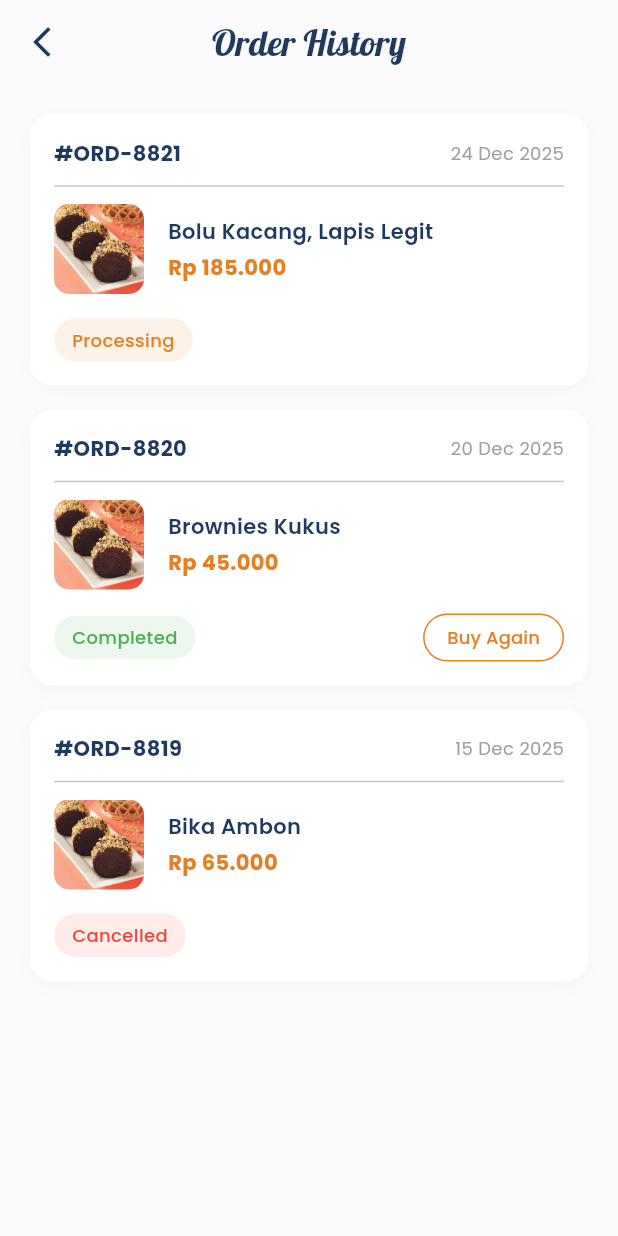
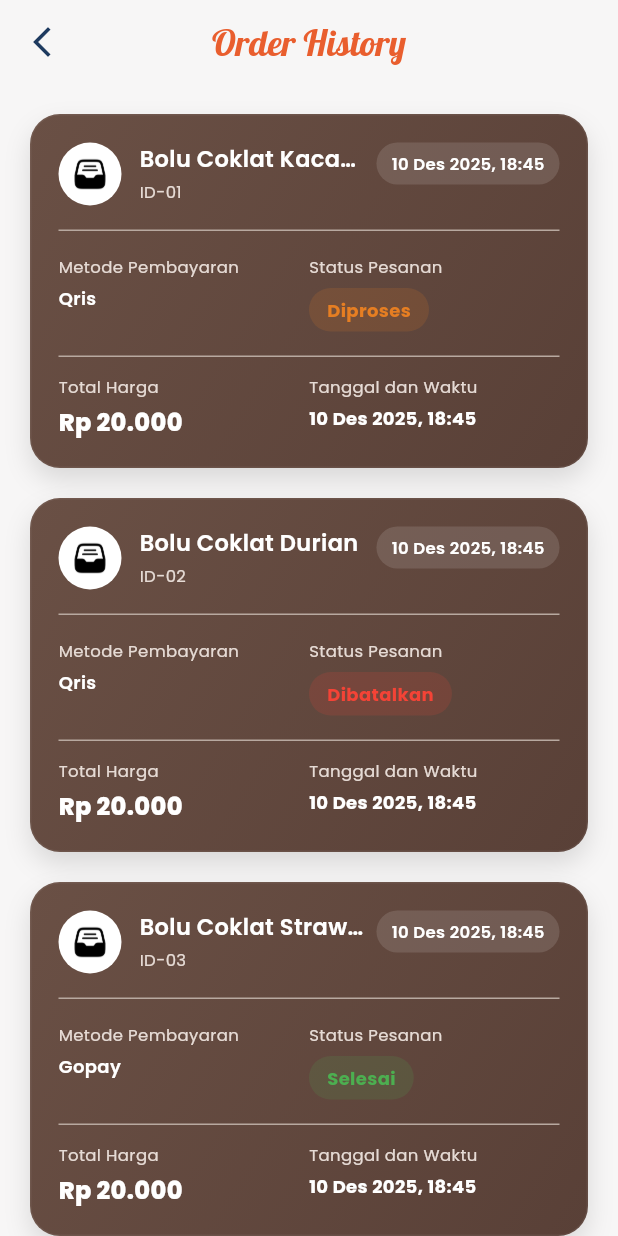
Before and after one commit to BroBay24/Dapurmamma, a Flutter app: the OrderHistoryScreen screen opened by its route, on a phone screen of 412 x 824 dp. Run offline on Flutter 3.47's test engine with Material 3 defaults, Android fonts, the phone set to English and light mode, and no system bars; our stand-ins replace firebase_auth, firebase_core, google_fonts; accounts and stored records are empty.

Commit message:
restyle cards

```diff
--- a/lib/screens/profile/order_history_screen.dart
+++ b/lib/screens/profile/order_history_screen.dart
@@ -6,36 +6,36 @@ class OrderHistoryScreen extends StatelessWidget {
 
   @override
   Widget build(BuildContext context) {
-    // Dummy Data
+    // Dummy Data (silakan sambungkan ke backend)
     final List<Map<String, dynamic>> orders = [
       {
-        'id': '#ORD-8821',
-        'date': '24 Dec 2025',
-        'items': 'Bolu Kacang, Lapis Legit',
-        'total': 'Rp 185.000',
-        'status': 'Processing',
-        'image': 'assets/icons/bolukacang.jpg',
+        'id': 'ID-01',
+        'dateTime': '10 Des 2025, 18:45',
+        'items': 'Bolu Coklat Kacang',
+        'total': '20.000',
+        'status': 'Diproses',
+        'payment': 'Qris',
       },
       {
-        'id': '#ORD-8820',
-        'date': '20 Dec 2025',
-        'items': 'Brownies Kukus',
-        'total': 'Rp 45.000',
-        'status': 'Completed',
-        'image': 'assets/icons/bolukacang.jpg',
+        'id': 'ID-02',
+        'dateTime': '10 Des 2025, 18:45',
+        'items': 'Bolu Coklat Durian',
+        'total': '20.000',
+        'status': 'Dibatalkan',
+        'payment': 'Qris',
       },
       {
-        'id': '#ORD-8819',
-        'date': '15 Dec 2025',
-        'items': 'Bika Ambon',
-        'total': 'Rp 65.000',
-        'status': 'Cancelled',
-        'image': 'assets/icons/bolukacang.jpg',
+        'id': 'ID-03',
+        'dateTime': '10 Des 2025, 18:45',
+        'items': 'Bolu Coklat Strawberry',
+        'total': '20.000',
+        'status': 'Selesai',
+        'payment': 'Gopay',
       },
     ];
 
     return Scaffold(
-      backgroundColor: Colors.grey[50],
+      backgroundColor: const Color(0xFFF7F6F6),
       appBar: AppBar(
         backgroundColor: Colors.transparent,
         elevation: 0,
@@ -43,7 +43,7 @@ class OrderHistoryScreen extends StatelessWidget {
         title: Text(
           'Order History',
           style: GoogleFonts.lobster(
-            color: const Color(0xFF1E3A5F),
+            color: const Color(0xFFE95E2E),
             fontSize: 24,
           ),
         ),
@@ -67,36 +67,45 @@ class OrderHistoryScreen extends StatelessWidget {
     Color statusColor;
     Color statusBgColor;
 
+    const cardColor = Color(0xFF6A5045);
+    const dividerColor = Color(0xFFB8A9A0);
+    const textMuted = Color(0xFFE6DBD5);
+
     switch (order['status']) {
-      case 'Processing':
+      case 'Diproses':
         statusColor = const Color(0xFFE67E22);
-        statusBgColor = const Color(0xFFE67E22).withOpacity(0.1);
+        statusBgColor = const Color(0xFFE67E22).withOpacity(0.15);
         break;
-      case 'Completed':
+      case 'Selesai':
         statusColor = Colors.green;
-        statusBgColor = Colors.green.withOpacity(0.1);
+        statusBgColor = Colors.green.withOpacity(0.15);
         break;
-      case 'Cancelled':
+      case 'Dibatalkan':
         statusColor = Colors.red;
-        statusBgColor = Colors.red.withOpacity(0.1);
+        statusBgColor = Colors.red.withOpacity(0.15);
         break;
       default:
         statusColor = Colors.grey;
-        statusBgColor = Colors.grey.withOpacity(0.1);
+        statusBgColor = Colors.grey.withOpacity(0.15);
     }
 
     return Container(
-      margin: const EdgeInsets.only(bottom: 16),
+      margin: const EdgeInsets.only(bottom: 20),
       decoration: BoxDecoration(
-        color: Colors.white,
-        borderRadius: BorderRadius.circular(15),
+        gradient: const LinearGradient(
+          colors: [Color(0xFF6A5045), Color(0xFF594037)],
+          begin: Alignment.topLeft,
+          end: Alignment.bottomRight,
+        ),
+        borderRadius: BorderRadius.circular(20),
         boxShadow: [
           BoxShadow(
-            color: Colors.grey.withOpacity(0.05),
-            blurRadius: 10,
-            offset: const Offset(0, 4),
+            color: Colors.black.withOpacity(0.12),
+            blurRadius: 14,
+            offset: const Offset(0, 8),
           ),
         ],
+        border: Border.all(color: Colors.white.withOpacity(0.06)),
       ),
       child: Material(
         color: Colors.transparent,
@@ -105,48 +114,29 @@ class OrderHistoryScreen extends StatelessWidget {
             // Navigate to Order Detail
              Navigator.pushNamed(context, '/order_detail');
           },
-          borderRadius: BorderRadius.circular(15),
+          borderRadius: BorderRadius.circular(20),
           child: Padding(
-            padding: const EdgeInsets.all(16),
+            padding: const EdgeInsets.all(18),
             child: Column(
               children: [
                 // Header: ID & Date
                 Row(
-                  mainAxisAlignment: MainAxisAlignment.spaceBetween,
+                  crossAxisAlignment: CrossAxisAlignment.start,
                   children: [
-                    Text(
-                      order['id'],
-                      style: GoogleFonts.poppins(
-                        fontWeight: FontWeight.bold,
-                        color: const Color(0xFF1E3A5F),
+                    Container(
+                      width: 42,
+                      height: 42,
+                      decoration: const BoxDecoration(
+                        color: Colors.white,
+                        shape: BoxShape.circle,
+                      ),
+                      padding: const EdgeInsets.all(10),
+                      child: Image.asset(
+                        'assets/icons/archiveicon.png',
+                        fit: BoxFit.contain,
                       ),
                     ),
-                    Text(
-                      order['date'],
-                      style: GoogleFonts.poppins(
-                        fontSize: 12,
-                        color: Colors.grey,
-                      ),
-                    ),
-                  ],
-                ),
-                const Divider(height: 24),
-
-                // Content: Image & Details
-                Row(
-                  children: [
-                    Container(
-                      width: 60,
-                      height: 60,
-                      decoration: BoxDecoration(
-                        borderRadius: BorderRadius.circular(10),
-                        image: DecorationImage(
-                          image: AssetImage(order['image']),
-                          fit: BoxFit.cover,
-                        ),
-                      ),
-                    ),
-                    const SizedBox(width: 16),
+                    const SizedBox(width: 12),
                     Expanded(
                       child: Column(
                         crossAxisAlignment: CrossAxisAlignment.start,
@@ -155,19 +145,97 @@ class OrderHistoryScreen extends StatelessWidget {
                             order['items'],
                             style: GoogleFonts.poppins(
                               fontWeight: FontWeight.w600,
-                              color: const Color(0xFF1E3A5F),
-                              fontSize: 14,
+                              color: Colors.white,
+                              fontSize: 15,
                             ),
                             maxLines: 1,
                             overflow: TextOverflow.ellipsis,
                           ),
                           const SizedBox(height: 4),
                           Text(
-                            order['total'],
+                            order['id'],
                             style: GoogleFonts.poppins(
-                              fontWeight: FontWeight.bold,
-                              color: const Color(0xFFE67E22),
-                              fontSize: 14,
+                              fontSize: 11,
+                              color: textMuted,
+                            ),
+                          ),
+                        ],
+                      ),
+                    ),
+                    const SizedBox(width: 8),
+                    Container(
+                      padding: const EdgeInsets.symmetric(horizontal: 10, vertical: 6),
+                      decoration: BoxDecoration(
+                        color: Colors.white.withOpacity(0.12),
+                        borderRadius: BorderRadius.circular(14),
+                      ),
+                      child: Text(
+                        order['dateTime'],
+                        style: GoogleFonts.poppins(
+                          fontSize: 11,
+                          color: Colors.white,
+                          fontWeight: FontWeight.w600,
+                        ),
+                      ),
+                    ),
+                  ],
+                ),
+
+                const SizedBox(height: 16),
+                Container(height: 1, color: dividerColor),
+                const SizedBox(height: 16),
+
+                Row(
+                  crossAxisAlignment: CrossAxisAlignment.start,
+                  children: [
+                    Expanded(
+                      child: Column(
+                        crossAxisAlignment: CrossAxisAlignment.start,
+                        children: [
+                          Text(
+                            'Metode Pembayaran',
+                            style: GoogleFonts.poppins(
+                              fontSize: 11,
+                              color: textMuted,
+                            ),
+                          ),
+                          const SizedBox(height: 4),
+                          Text(
+                            order['payment'],
+                            style: GoogleFonts.poppins(
+                              fontSize: 12,
+                              fontWeight: FontWeight.w600,
+                              color: Colors.white,
+                            ),
+                          ),
+                        ],
+                      ),
+                    ),
+                    Expanded(
+                      child: Column(
+                        crossAxisAlignment: CrossAxisAlignment.start,
+                        children: [
+                          Text(
+                            'Status Pesanan',
+                            style: GoogleFonts.poppins(
+                              fontSize: 11,
+                              color: textMuted,
+                            ),
+                          ),
+                          const SizedBox(height: 6),
+                          Container(
+                            padding: const EdgeInsets.symmetric(horizontal: 12, vertical: 6),
+                            decoration: BoxDecoration(
+                              color: statusBgColor,
+                              borderRadius: BorderRadius.circular(16),
+                            ),
+                            child: Text(
+                              order['status'],
+                              style: GoogleFonts.poppins(
+                                fontSize: 12,
+                                fontWeight: FontWeight.w700,
+                                color: statusColor,
+                              ),
                             ),
                           ),
                         ],
@@ -177,47 +245,58 @@ class OrderHistoryScreen extends StatelessWidget {
                 ),
 
                 const SizedBox(height: 16),
+                Container(height: 1, color: dividerColor),
+                const SizedBox(height: 12),
 
-                // Footer: Status & Action
                 Row(
-                  mainAxisAlignment: MainAxisAlignment.spaceBetween,
+                  crossAxisAlignment: CrossAxisAlignment.start,
                   children: [
-                    Container(
-                      padding: const EdgeInsets.symmetric(horizontal: 12, vertical: 6),
-                      decoration: BoxDecoration(
-                        color: statusBgColor,
-                        borderRadius: BorderRadius.circular(20),
-                      ),
-                      child: Text(
-                        order['status'],
-                        style: GoogleFonts.poppins(
-                          fontSize: 12,
-                          fontWeight: FontWeight.w500,
-                          color: statusColor,
-                        ),
+                    Expanded(
+                      child: Column(
+                        crossAxisAlignment: CrossAxisAlignment.start,
+                        children: [
+                          Text(
+                            'Total Harga',
+                            style: GoogleFonts.poppins(
+                              fontSize: 11,
+                              color: textMuted,
+                            ),
+                          ),
+                          const SizedBox(height: 4),
+                          Text(
+                            'Rp ${order['total']}',
+                            style: GoogleFonts.poppins(
+                              fontSize: 16,
+                              fontWeight: FontWeight.w800,
+                              color: Colors.white,
+                            ),
+                          ),
+                        ],
                       ),
                     ),
-                    if (order['status'] == 'Completed')
-                      SizedBox(
-                        height: 32,
-                        child: OutlinedButton(
-                          onPressed: () {},
-                          style: OutlinedButton.styleFrom(
-                            side: const BorderSide(color: Color(0xFFE67E22)),
-                            shape: RoundedRectangleBorder(
-                              borderRadius: BorderRadius.circular(20),
+                    Expanded(
+                      child: Column(
+                        crossAxisAlignment: CrossAxisAlignment.start,
+                        children: [
+                          Text(
+                            'Tanggal dan Waktu',
+                            style: GoogleFonts.poppins(
+                              fontSize: 11,
+                              color: textMuted,
                             ),
-                            padding: const EdgeInsets.symmetric(horizontal: 16),
                           ),
-                          child: Text(
-                            'Buy Again',
+                          const SizedBox(height: 4),
+                          Text(
+                            order['dateTime'],
                             style: GoogleFonts.poppins(
                               fontSize: 12,
-                              color: const Color(0xFFE67E22),
+                              fontWeight: FontWeight.w700,
+                              color: Colors.white,
                             ),
                           ),
-                        ),
+                        ],
                       ),
+                    ),
                   ],
                 ),
               ],
```
Also changed, not shown: assets/icons/archiveicon.png (added).
